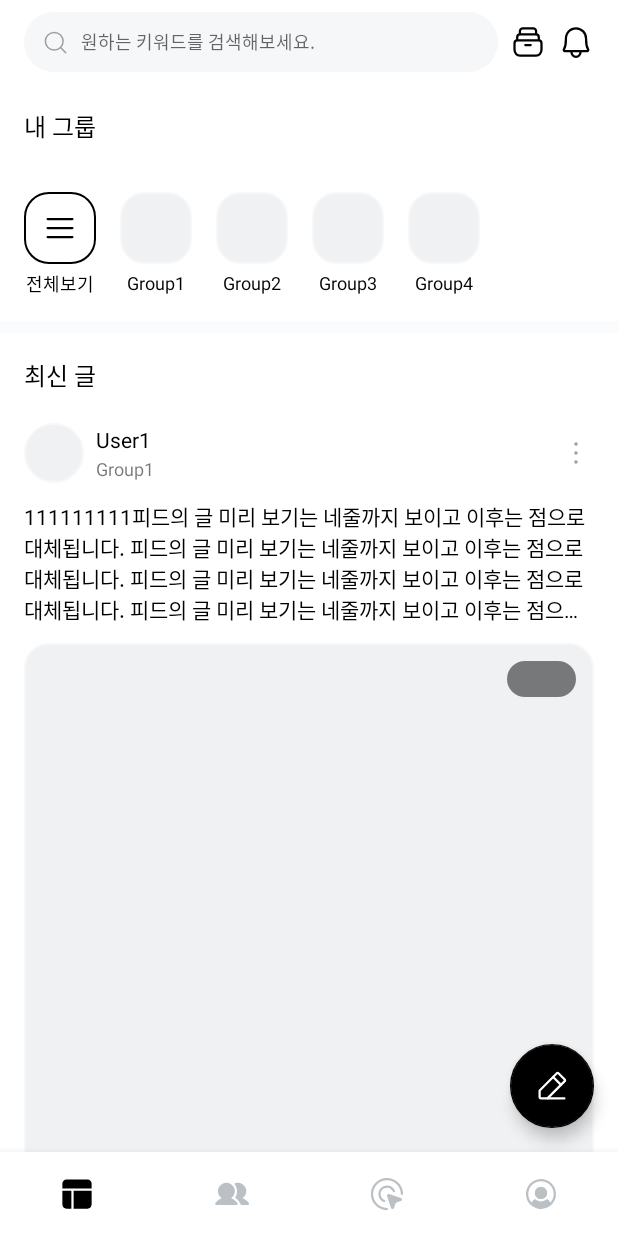
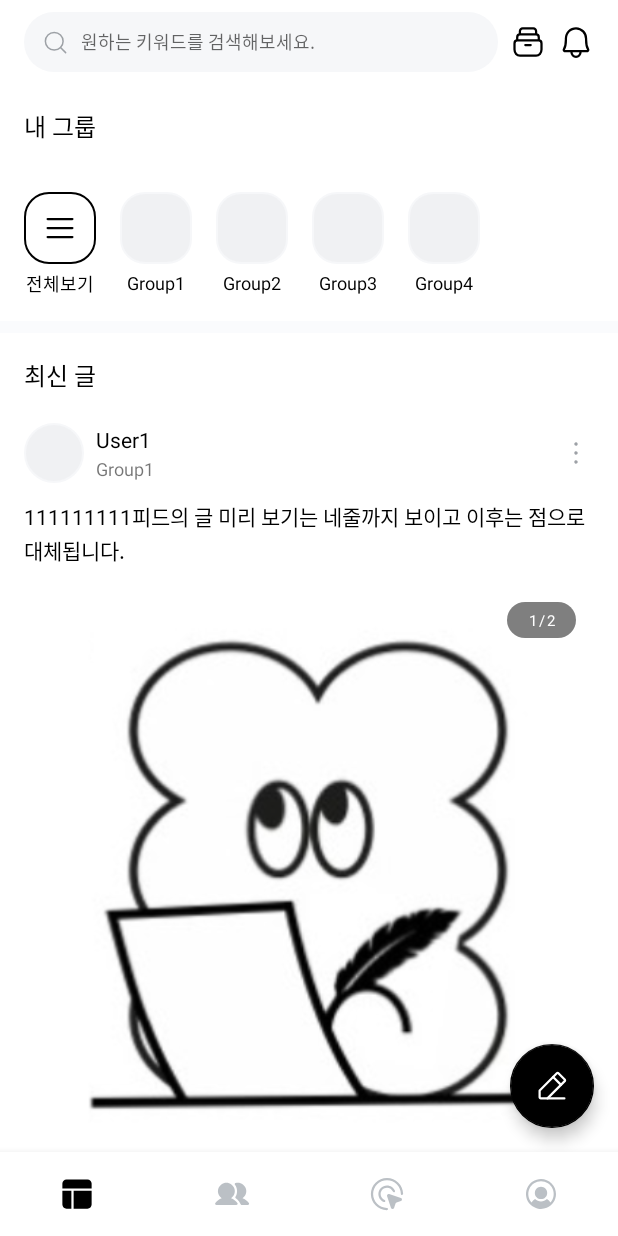
Before and after one commit to dnd-side-project/dnd-8th-4-android, an Android app: the HomeFragment screen opened directly, with no data from a screen before it, on a phone screen of 412 x 824 dp. Run offline under Robolectric (Android 15) with nearby library versions, the phone set to English and light mode, and no system bars; our stand-ins replace Timber, data binding, navigation-ui.

Commit message:
#16 [feat] 피드 이미지 뷰페이저와 어댑터 연결

```diff
--- a/app/src/main/java/com/dnd_8th_4_android/wery/data/remote/model/home/ResponsePostData.kt
+++ b/app/src/main/java/com/dnd_8th_4_android/wery/data/remote/model/home/ResponsePostData.kt
@@ -9,7 +9,7 @@ data class ResponsePostData(
         val name: String,
         val groupName: String,
         val content: String,
-//        val contentImage: List<Int>,
+        val contentImage: List<Int>,
 //        val emotion: List<Int>,
 //        val comment: List<String>,
         val time: String,
--- /dev/null
+++ b/app/src/main/java/com/dnd_8th_4_android/wery/presentation/ui/home/adapter/PostImageAdapter.kt
@@ -0,0 +1,33 @@
+package com.dnd_8th_4_android.wery.presentation.ui.home.adapter
+
+import android.view.LayoutInflater
+import android.view.ViewGroup
+import androidx.recyclerview.widget.RecyclerView
+import com.bumptech.glide.Glide
+import com.dnd_8th_4_android.wery.databinding.ItemPostImageBinding
+
+class PostImageAdapter(private val itemList: List<Int>) :
+    RecyclerView.Adapter<PostImageAdapter.ViewHolder>() {
+    private lateinit var binding: ItemPostImageBinding
+
+    inner class ViewHolder(private val binding: ItemPostImageBinding) :
+        RecyclerView.ViewHolder(binding.root) {
+        fun bind(item: Int) {
+            Glide.with(binding.ivFriendPostImage.context).load(item)
+                .into(binding.ivFriendPostImage)
+            binding.tvPostImageCount.text = "${adapterPosition+1}"
+            binding.tvPostImageAllCount.text = itemList.size.toString()
+        }
+    }
+
+    override fun onCreateViewHolder(parent: ViewGroup, viewType: Int): ViewHolder {
+        binding = ItemPostImageBinding.inflate(LayoutInflater.from(parent.context), parent, false)
+        return ViewHolder(binding)
+    }
+
+    override fun getItemCount() = itemList.size
+
+    override fun onBindViewHolder(holder: ViewHolder, position: Int) {
+        holder.bind(itemList[position])
+    }
+}
--- a/app/src/main/java/com/dnd_8th_4_android/wery/presentation/ui/home/adapter/PostRecyclerViewAdapter.kt
+++ b/app/src/main/java/com/dnd_8th_4_android/wery/presentation/ui/home/adapter/PostRecyclerViewAdapter.kt
@@ -1,6 +1,7 @@
 package com.dnd_8th_4_android.wery.presentation.ui.home.adapter
 
 import android.view.LayoutInflater
+import android.view.View
 import android.view.ViewGroup
 import androidx.recyclerview.widget.DiffUtil
 import androidx.recyclerview.widget.ListAdapter
@@ -13,8 +14,9 @@ class PostRecyclerViewAdapter :
         diffUtil
     ) {
     private lateinit var binding: ItemPostBinding
+    private lateinit var postImageAdapter: PostImageAdapter
 
-    class ViewHolder(private val binding: ItemPostBinding) : RecyclerView.ViewHolder(binding.root) {
+    inner class ViewHolder(private val binding: ItemPostBinding) : RecyclerView.ViewHolder(binding.root) {
         fun bind(item: ResponsePostData.Data) {
 //            Glide.with(binding.ivFriendImage.context).load(item.image)
 //                .into(binding.ivFriendImage)
@@ -23,14 +25,10 @@ class PostRecyclerViewAdapter :
             binding.tvFriendGroup.text = item.groupName
             binding.tvFriendContent.text = item.content
 
-//            for (i in item.contentImage.indices) {
-//                Glide.with(binding.ivFriendPostImage.context).load(item.contentImage[i])
-//                    .into(binding.ivFriendPostImage)
-//            }
+            postImageAdapter = PostImageAdapter(item.contentImage)
+            binding.vpPostImage.adapter = postImageAdapter
 
-
-//            binding.tvPostImageAllCount.text = item.contentImage.size
-
+            // TODO 감정 표현 개수에 따른 표시
 //            Glide.with(binding.ivEmotionLeft.context).load(item.emotion[0])
 //                .into(binding.ivEmotionLeft)
 
@@ -40,7 +38,11 @@ class PostRecyclerViewAdapter :
 //            binding.tvCommentCount.text = item.comment.size.toString()
 
             binding.tvTime.text = item.time
-            binding.tvHit.text = item.hit
+            binding.tvHitCount.text = item.hit
+
+            if(adapterPosition == currentList.lastIndex) {
+                binding.viewLine.visibility = View.GONE
+            }
         }
     }
 
--- a/app/src/main/java/com/dnd_8th_4_android/wery/presentation/ui/home/view/HomeFragment.kt
+++ b/app/src/main/java/com/dnd_8th_4_android/wery/presentation/ui/home/view/HomeFragment.kt
@@ -76,21 +76,24 @@ class HomeFragment : BaseFragment<FragmentHomeBinding>(R.layout.fragment_home) {
             ResponsePostData.Data(
                 "User1",
                 "Group1",
-                "111111111피드의 글 미리 보기는 네줄까지 보이고 이후는 점으로 대체됩니다. 피드의 글 미리 보기는 네줄까지 보이고 이후는 점으로 대체됩니다. 피드의 글 미리 보기는 네줄까지 보이고 이후는 점으로 대체됩니다. 피드의 글 미리 보기는 네줄까지 보이고 이후는 점으로 대체됩니다.",
+                "111111111피드의 글 미리 보기는 네줄까지 보이고 이후는 점으로 대체됩니다. ",
+                listOf(R.drawable.bg_no_group, R.drawable.bg_crying_face),
                 "1H:MM",
                 "11"
             ),
             ResponsePostData.Data(
                 "User2",
                 "Group2",
-                "222222222피드의 글 미리 보기는 네줄까지 보이고 이후는 점으로 대체됩니다. 피드의 글 미리 보기는 네줄까지 보이고 이후는 점으로 대체됩니다. 피드의 글 미리 보기는 네줄까지 보이고 이후는 점으로 대체됩니다. 피드의 글 미리 보기는 네줄까지 보이고 이후는 점으로 대체됩니다.",
+                "222222222피드의 글 미리 보기는 네줄까지 보이고 이후는 점으로 대체됩니다. 피드의 글 미리 보기는 네줄까지 보이고 이후는 점으로 대체됩니다. ",
+                listOf(R.drawable.bg_no_group, R.drawable.bg_crying_face),
                 "2H:MM",
                 "22"
             ),
             ResponsePostData.Data(
                 "User3",
                 "Group3",
-                "33333333피드의 글 미리 보기는 네줄까지 보이고 이후는 점으로 대체됩니다. 피드의 글 미리 보기는 네줄까지 보이고 이후는 점으로 대체됩니다. 피드의 글 미리 보기는 네줄까지 보이고 이후는 점으로 대체됩니다. 피드의 글 미리 보기는 네줄까지 보이고 이후는 점으로 대체됩니다.",
+                "33333333피드의 글 미리 보기는 네줄까지 보이고 이후는 점으로 대체됩니다. 피드의 글 미리 보기는 네줄까지 보이고 이후는 점으로 대체됩니다. 피드의 글 미리 보기는 네줄까지 보이고 이후는 점으로 대체됩니다.",
+                listOf(R.drawable.bg_no_group, R.drawable.bg_crying_face),
                 "3H:MM",
                 "33"
             ),
@@ -98,6 +101,7 @@ class HomeFragment : BaseFragment<FragmentHomeBinding>(R.layout.fragment_home) {
                 "User4",
                 "Group4",
                 "4444444444피드의 글 미리 보기는 네줄까지 보이고 이후는 점으로 대체됩니다. 피드의 글 미리 보기는 네줄까지 보이고 이후는 점으로 대체됩니다. 피드의 글 미리 보기는 네줄까지 보이고 이후는 점으로 대체됩니다. 피드의 글 미리 보기는 네줄까지 보이고 이후는 점으로 대체됩니다.",
+                listOf(R.drawable.bg_no_group, R.drawable.bg_crying_face),
                 "4H:MM",
                 "44"
             ),
--- a/app/src/main/res/layout/activity_group.xml
+++ b/app/src/main/res/layout/activity_group.xml
@@ -8,11 +8,13 @@
 
     <androidx.core.widget.NestedScrollView
         android:layout_width="match_parent"
-        android:layout_height="match_parent">
+        android:layout_height="match_parent"
+        android:paddingBottom="?android:attr/actionBarSize">
 
         <androidx.constraintlayout.widget.ConstraintLayout
             android:layout_width="match_parent"
-            android:layout_height="match_parent">
+            android:layout_height="match_parent"
+            android:paddingTop="16dp">
 
             <TextView
                 android:id="@+id/tv_myGroup"
@@ -62,7 +64,6 @@
                 android:layout_height="wrap_content"
                 android:clipToPadding="false"
                 android:orientation="vertical"
-                android:paddingVertical="20dp"
                 android:paddingHorizontal="16dp"
                 app:layoutManager="androidx.recyclerview.widget.LinearLayoutManager"
                 app:layout_constraintTop_toBottomOf="@id/tv_recent_post" />
--- a/app/src/main/res/layout/fragment_home.xml
+++ b/app/src/main/res/layout/fragment_home.xml
@@ -89,7 +89,6 @@
             layout="@layout/activity_group"
             android:layout_width="match_parent"
             android:layout_height="wrap_content"
-            android:layout_marginTop="16dp"
             android:layout_marginBottom="?android:attr/actionBarSize"
             app:layout_constraintTop_toBottomOf="@id/layout_home_top" />
 
@@ -102,7 +101,6 @@
             app:backgroundTint="@color/black"
             app:layout_constraintBottom_toBottomOf="parent"
             app:layout_constraintEnd_toEndOf="parent"
-            app:tint="@color/white"
-            tools:ignore="ContentDescription" />
+            app:tint="@color/white" />
     </androidx.constraintlayout.widget.ConstraintLayout>
 </layout>
--- a/app/src/main/res/layout/item_post.xml
+++ b/app/src/main/res/layout/item_post.xml
@@ -21,6 +21,7 @@
                 android:id="@+id/iv_friend_image"
                 android:layout_width="40dp"
                 android:layout_height="40dp"
+                android:layout_marginTop="20dp"
                 android:src="@drawable/shape_f0f1f3_oval_f6f7f9"
                 app:layout_constraintStart_toStartOf="parent"
                 app:layout_constraintTop_toTopOf="parent" />
@@ -61,63 +62,20 @@
                 android:layout_width="match_parent"
                 android:layout_height="wrap_content"
                 android:layout_marginTop="12dp"
+                android:lineSpacingExtra="22.4dp"
+                android:lineSpacingMultiplier="0"
                 android:ellipsize="end"
                 android:maxLines="4"
                 android:textColor="@color/black"
                 app:layout_constraintTop_toBottomOf="@id/iv_friend_image"
                 tools:text="피드의 글 미리 보기는 네줄까지 보이고 이후는 점으로 대체됩니다. 피드의 글 미리 보기는 네줄까지 보이고 이후는 점으로 대체됩니다. 피드의 글 미리 보기는 네줄까지 보이고 이후는 점으로 대체됩니다. 피드의 글 미리 보기는 네줄까지 보이고 이후는 점으로 대체됩니다." />
 
-            <ImageView
-                android:id="@+id/iv_friend_post_image"
+            <androidx.viewpager2.widget.ViewPager2
+                android:id="@+id/vp_post_image"
                 android:layout_width="match_parent"
                 android:layout_height="wrap_content"
                 android:layout_marginTop="12dp"
-                android:adjustViewBounds="true"
-                android:src="@drawable/shape_f0f1f3_radius_16_f6f7f9"
                 app:layout_constraintTop_toBottomOf="@id/tv_friend_content" />
-
-            <ImageView
-                android:id="@+id/iv_post_image_count"
-                android:layout_width="46dp"
-                android:layout_height="24dp"
-                android:layout_margin="12dp"
-                android:src="@drawable/shape_80000000_radius_20"
-                app:layout_constraintEnd_toEndOf="parent"
-                app:layout_constraintTop_toTopOf="@id/iv_friend_post_image" />
-
-            <TextView
-                android:id="@+id/tv_post_image_count"
-                style="@style/TextView.Caption.10.R"
-                android:layout_width="wrap_content"
-                android:layout_height="wrap_content"
-                android:layout_marginEnd="1dp"
-                android:textColor="@color/white"
-                app:layout_constraintBottom_toBottomOf="@id/iv_post_image_count"
-                app:layout_constraintEnd_toStartOf="@id/tv_post_slash"
-                app:layout_constraintTop_toTopOf="@id/iv_post_image_count"
-                tools:text="N" />
-
-            <TextView
-                android:id="@+id/tv_post_slash"
-                style="@style/TextView.Caption.10.R"
-                android:layout_width="wrap_content"
-                android:layout_height="wrap_content"
-                android:textColor="@color/white"
-                app:layout_constraintEnd_toEndOf="@id/iv_post_image_count"
-                app:layout_constraintStart_toStartOf="@id/iv_post_image_count"
-                app:layout_constraintTop_toTopOf="@id/tv_post_image_count"
-                tools:text="/" />
-
-            <TextView
-                android:id="@+id/tv_post_image_all_count"
-                style="@style/TextView.Caption.10.R"
-                android:layout_width="wrap_content"
-                android:layout_height="wrap_content"
-                android:layout_marginStart="1dp"
-                android:textColor="@color/white"
-                app:layout_constraintStart_toEndOf="@id/tv_post_slash"
-                app:layout_constraintTop_toTopOf="@id/tv_post_image_count"
-                tools:text="N" />
 
             <ImageView
                 android:id="@+id/iv_emotion_left"
@@ -126,7 +84,7 @@
                 android:layout_marginTop="12.5dp"
                 android:src="@drawable/shape_f0f1f3_oval_f6f7f9"
                 app:layout_constraintStart_toStartOf="parent"
-                app:layout_constraintTop_toBottomOf="@id/iv_friend_post_image" />
+                app:layout_constraintTop_toBottomOf="@id/vp_post_image" />
 
             <ImageView
                 android:id="@+id/iv_emotion_right"
@@ -136,7 +94,7 @@
                 android:layout_marginTop="12.5dp"
                 android:src="@drawable/shape_f0f1f3_oval_f6f7f9"
                 app:layout_constraintStart_toStartOf="parent"
-                app:layout_constraintTop_toBottomOf="@id/iv_friend_post_image" />
+                app:layout_constraintTop_toBottomOf="@id/vp_post_image" />
 
             <TextView
                 android:id="@+id/tv_emotion_count"
@@ -300,6 +258,7 @@
         </androidx.constraintlayout.widget.ConstraintLayout>
 
         <View
+            android:id="@+id/view_line"
             android:layout_width="match_parent"
             android:layout_height="8dp"
             android:background="@color/color_fafbfd"
--- /dev/null
+++ b/app/src/main/res/layout/item_post_image.xml
@@ -0,0 +1,66 @@
+<?xml version="1.0" encoding="utf-8"?>
+<layout xmlns:android="http://schemas.android.com/apk/res/android"
+    xmlns:app="http://schemas.android.com/apk/res-auto"
+    xmlns:tools="http://schemas.android.com/tools">
+
+    <data>
+
+    </data>
+
+    <androidx.constraintlayout.widget.ConstraintLayout
+        android:layout_width="match_parent"
+        android:layout_height="match_parent">
+
+        <ImageView
+            android:id="@+id/iv_friend_post_image"
+            android:layout_width="match_parent"
+            android:layout_height="wrap_content"
+            android:adjustViewBounds="true"
+            android:src="@drawable/shape_f0f1f3_radius_16_f6f7f9"
+            app:layout_constraintTop_toTopOf="parent" />
+
+        <ImageView
+            android:id="@+id/iv_post_image_count"
+            android:layout_width="46dp"
+            android:layout_height="24dp"
+            android:layout_margin="12dp"
+            android:src="@drawable/shape_80000000_radius_20"
+            app:layout_constraintEnd_toEndOf="parent"
+            app:layout_constraintTop_toTopOf="@id/iv_friend_post_image" />
+
+        <TextView
+            android:id="@+id/tv_post_image_count"
+            style="@style/TextView.Caption.10.R"
+            android:layout_width="wrap_content"
+            android:layout_height="wrap_content"
+            android:layout_marginEnd="1dp"
+            android:textColor="@color/white"
+            app:layout_constraintBottom_toBottomOf="@id/iv_post_image_count"
+            app:layout_constraintEnd_toStartOf="@id/tv_post_slash"
+            app:layout_constraintTop_toTopOf="@id/iv_post_image_count"
+            tools:text="N" />
+
+        <TextView
+            android:id="@+id/tv_post_slash"
+            style="@style/TextView.Caption.10.R"
+            android:layout_width="wrap_content"
+            android:layout_height="wrap_content"
+            android:text="@string/home_item_post_image_count_slash"
+            android:textColor="@color/white"
+            app:layout_constraintEnd_toEndOf="@id/iv_post_image_count"
+            app:layout_constraintStart_toStartOf="@id/iv_post_image_count"
+            app:layout_constraintTop_toTopOf="@id/tv_post_image_count" />
+
+        <TextView
+            android:id="@+id/tv_post_image_all_count"
+            style="@style/TextView.Caption.10.R"
+            android:layout_width="wrap_content"
+            android:layout_height="wrap_content"
+            android:layout_marginStart="1dp"
+            android:textColor="@color/white"
+            app:layout_constraintStart_toEndOf="@id/tv_post_slash"
+            app:layout_constraintTop_toTopOf="@id/tv_post_image_count"
+            tools:text="N" />
+
+    </androidx.constraintlayout.widget.ConstraintLayout>
+</layout>
--- a/app/src/main/res/values/strings.xml
+++ b/app/src/main/res/values/strings.xml
@@ -23,6 +23,7 @@
     <string name="home_item_post_hit">조회</string>
     <string name="home_item_post_emotion_button">공감하기</string>
     <string name="home_item_post_comment_write_button">댓글쓰기</string>
+    <string name="home_item_post_image_count_slash">/</string>
 
     <!-- bottomSheetFragment -->
     <string name="bottom_sheet_bookmark">북마크 하기</string>
```
